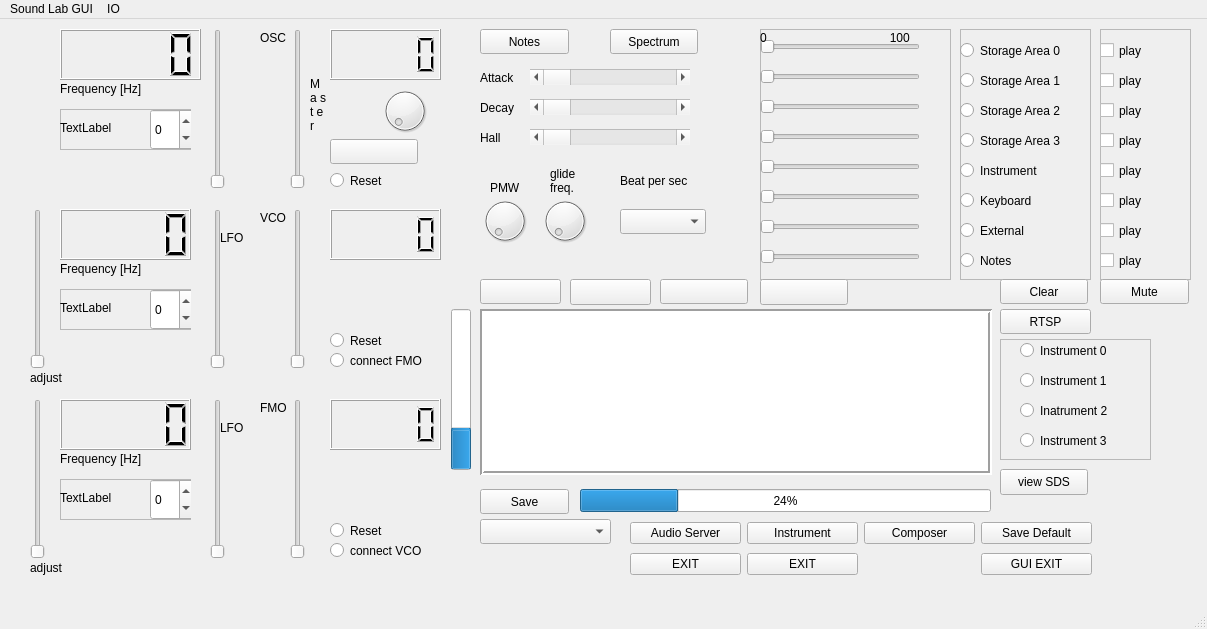
uglasmeyer/ocean, file OceanGUI/mainwindow.ui: the form before one commit.
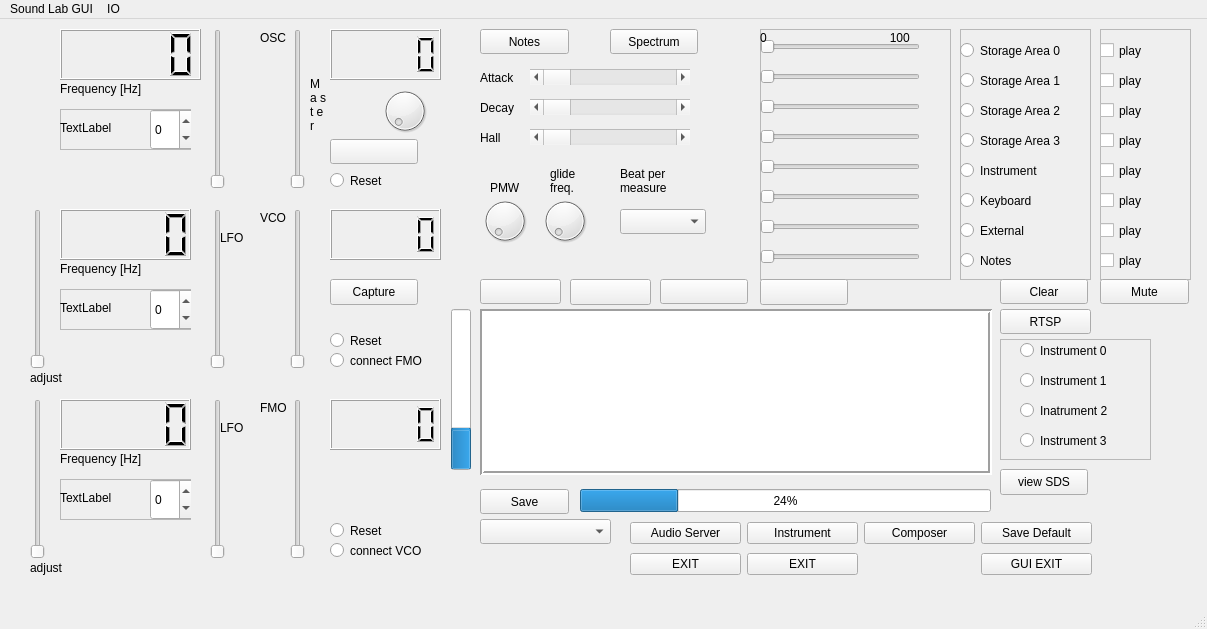
The form after the commit.

```diff
--- a/OceanGUI/mainwindow.ui
+++ b/OceanGUI/mainwindow.ui
@@ -1680,12 +1680,15 @@
      <rect>
       <x>620</x>
       <y>146</y>
-      <width>91</width>
+      <width>81</width>
       <height>31</height>
      </rect>
     </property>
     <property name="text">
-     <string>Beat per sec</string>
+     <string>Beat per measure</string>
+    </property>
+    <property name="wordWrap">
+     <bool>true</bool>
     </property>
    </widget>
    <widget class="QLabel" name="label_10">
@@ -1959,6 +1962,19 @@
      <string>adjust</string>
     </property>
    </widget>
+   <widget class="QPushButton" name="pB_Capture">
+    <property name="geometry">
+     <rect>
+      <x>330</x>
+      <y>260</y>
+      <width>88</width>
+      <height>26</height>
+     </rect>
+    </property>
+    <property name="text">
+     <string>Capture</string>
+    </property>
+   </widget>
   </widget>
   <widget class="QMenuBar" name="menubar">
    <property name="geometry">
```
Left out of the diff: 16 changed lines with no effect on the pictures.
